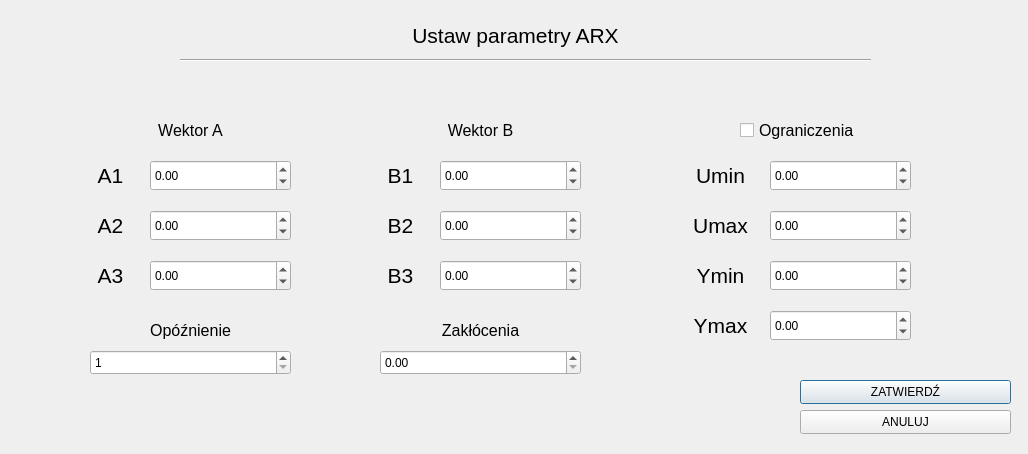
Above: ui/arx_set_param.ui from KacperSkowronski33/PKPROJEKT before the change. Below: the same form after it.
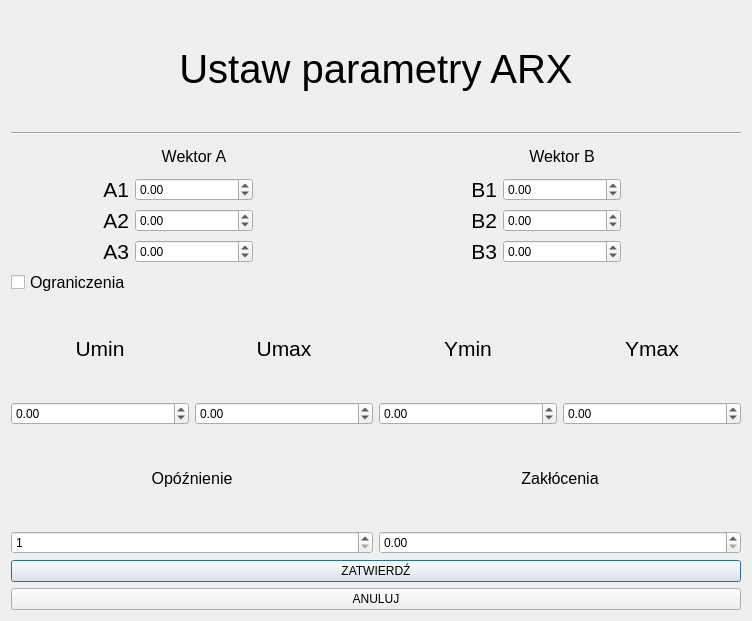
That is the form after the change.

Diff of the .ui file:
```diff
--- a/ui/arx_set_param.ui
+++ b/ui/arx_set_param.ui
@@ -6,541 +6,425 @@
    <rect>
     <x>0</x>
     <y>0</y>
-    <width>1028</width>
-    <height>454</height>
+    <width>752</width>
+    <height>621</height>
    </rect>
   </property>
   <property name="windowTitle">
    <string>Dialog</string>
   </property>
-  <widget class="Line" name="line">
-   <property name="geometry">
-    <rect>
-     <x>180</x>
-     <y>50</y>
-     <width>691</width>
-     <height>20</height>
-    </rect>
-   </property>
-   <property name="orientation">
-    <enum>Qt::Horizontal</enum>
-   </property>
-  </widget>
-  <widget class="QLabel" name="label">
-   <property name="geometry">
-    <rect>
-     <x>330</x>
-     <y>10</y>
-     <width>371</width>
-     <height>51</height>
-    </rect>
-   </property>
-   <property name="font">
-    <font>
-     <pointsize>16</pointsize>
-    </font>
-   </property>
-   <property name="text">
-    <string>Ustaw parametry ARX</string>
-   </property>
-   <property name="alignment">
-    <set>Qt::AlignCenter</set>
-   </property>
-  </widget>
-  <widget class="QLabel" name="label_2">
-   <property name="geometry">
-    <rect>
-     <x>90</x>
-     <y>110</y>
-     <width>201</width>
-     <height>41</height>
-    </rect>
-   </property>
-   <property name="font">
-    <font>
-     <pointsize>12</pointsize>
-    </font>
-   </property>
-   <property name="text">
-    <string>Wektor A</string>
-   </property>
-   <property name="alignment">
-    <set>Qt::AlignCenter</set>
-   </property>
-  </widget>
-  <widget class="QLabel" name="label_3">
-   <property name="geometry">
-    <rect>
-     <x>380</x>
-     <y>110</y>
-     <width>201</width>
-     <height>41</height>
-    </rect>
-   </property>
-   <property name="font">
-    <font>
-     <pointsize>12</pointsize>
-    </font>
-   </property>
-   <property name="text">
-    <string>Wektor B</string>
-   </property>
-   <property name="alignment">
-    <set>Qt::AlignCenter</set>
-   </property>
-  </widget>
-  <widget class="QLabel" name="label_4">
-   <property name="geometry">
-    <rect>
-     <x>90</x>
-     <y>160</y>
-     <width>41</width>
-     <height>31</height>
-    </rect>
-   </property>
-   <property name="font">
-    <font>
-     <pointsize>16</pointsize>
-    </font>
-   </property>
-   <property name="text">
-    <string>A1</string>
-   </property>
-   <property name="alignment">
-    <set>Qt::AlignCenter</set>
-   </property>
-  </widget>
-  <widget class="QLabel" name="label_5">
-   <property name="geometry">
-    <rect>
-     <x>90</x>
-     <y>210</y>
-     <width>41</width>
-     <height>31</height>
-    </rect>
-   </property>
-   <property name="font">
-    <font>
-     <pointsize>16</pointsize>
-    </font>
-   </property>
-   <property name="text">
-    <string>A2</string>
-   </property>
-   <property name="alignment">
-    <set>Qt::AlignCenter</set>
-   </property>
-  </widget>
-  <widget class="QLabel" name="label_6">
-   <property name="geometry">
-    <rect>
-     <x>90</x>
-     <y>260</y>
-     <width>41</width>
-     <height>31</height>
-    </rect>
-   </property>
-   <property name="font">
-    <font>
-     <pointsize>16</pointsize>
-    </font>
-   </property>
-   <property name="text">
-    <string>A3</string>
-   </property>
-   <property name="alignment">
-    <set>Qt::AlignCenter</set>
-   </property>
-  </widget>
-  <widget class="QLabel" name="label_7">
-   <property name="geometry">
-    <rect>
-     <x>380</x>
-     <y>160</y>
-     <width>41</width>
-     <height>31</height>
-    </rect>
-   </property>
-   <property name="font">
-    <font>
-     <pointsize>16</pointsize>
-    </font>
-   </property>
-   <property name="text">
-    <string>B1</string>
-   </property>
-   <property name="alignment">
-    <set>Qt::AlignCenter</set>
-   </property>
-  </widget>
-  <widget class="QLabel" name="label_8">
-   <property name="geometry">
-    <rect>
-     <x>380</x>
-     <y>210</y>
-     <width>41</width>
-     <height>31</height>
-    </rect>
-   </property>
-   <property name="font">
-    <font>
-     <pointsize>16</pointsize>
-    </font>
-   </property>
-   <property name="text">
-    <string>B2</string>
-   </property>
-   <property name="alignment">
-    <set>Qt::AlignCenter</set>
-   </property>
-  </widget>
-  <widget class="QLabel" name="label_9">
-   <property name="geometry">
-    <rect>
-     <x>380</x>
-     <y>260</y>
-     <width>41</width>
-     <height>31</height>
-    </rect>
-   </property>
-   <property name="font">
-    <font>
-     <pointsize>16</pointsize>
-    </font>
-   </property>
-   <property name="text">
-    <string>B3</string>
-   </property>
-   <property name="alignment">
-    <set>Qt::AlignCenter</set>
-   </property>
-  </widget>
-  <widget class="QDoubleSpinBox" name="a1_param">
-   <property name="geometry">
-    <rect>
-     <x>150</x>
-     <y>160</y>
-     <width>141</width>
-     <height>31</height>
-    </rect>
-   </property>
-   <property name="minimum">
-    <double>-99.989999999999995</double>
-   </property>
-  </widget>
-  <widget class="QDoubleSpinBox" name="a2_param">
-   <property name="geometry">
-    <rect>
-     <x>150</x>
-     <y>210</y>
-     <width>141</width>
-     <height>31</height>
-    </rect>
-   </property>
-   <property name="minimum">
-    <double>-99.989999999999995</double>
-   </property>
-  </widget>
-  <widget class="QDoubleSpinBox" name="a3_param">
-   <property name="geometry">
-    <rect>
-     <x>150</x>
-     <y>260</y>
-     <width>141</width>
-     <height>31</height>
-    </rect>
-   </property>
-   <property name="minimum">
-    <double>-99.989999999999995</double>
-   </property>
-  </widget>
-  <widget class="QDoubleSpinBox" name="b3_param">
-   <property name="geometry">
-    <rect>
-     <x>440</x>
-     <y>260</y>
-     <width>141</width>
-     <height>31</height>
-    </rect>
-   </property>
-   <property name="minimum">
-    <double>-99.989999999999995</double>
-   </property>
-  </widget>
-  <widget class="QDoubleSpinBox" name="b2_param">
-   <property name="geometry">
-    <rect>
-     <x>440</x>
-     <y>210</y>
-     <width>141</width>
-     <height>31</height>
-    </rect>
-   </property>
-   <property name="minimum">
-    <double>-99.989999999999995</double>
-   </property>
-  </widget>
-  <widget class="QDoubleSpinBox" name="b1_param">
-   <property name="geometry">
-    <rect>
-     <x>440</x>
-     <y>160</y>
-     <width>141</width>
-     <height>31</height>
-    </rect>
-   </property>
-   <property name="minimum">
-    <double>-99.989999999999995</double>
-   </property>
-  </widget>
-  <widget class="QLabel" name="label_10">
-   <property name="geometry">
-    <rect>
-     <x>90</x>
-     <y>320</y>
-     <width>201</width>
-     <height>21</height>
-    </rect>
-   </property>
-   <property name="font">
-    <font>
-     <pointsize>12</pointsize>
-    </font>
-   </property>
-   <property name="text">
-    <string>Opóźnienie</string>
-   </property>
-   <property name="alignment">
-    <set>Qt::AlignCenter</set>
-   </property>
-  </widget>
-  <widget class="QLabel" name="label_11">
-   <property name="geometry">
-    <rect>
-     <x>380</x>
-     <y>320</y>
-     <width>201</width>
-     <height>21</height>
-    </rect>
-   </property>
-   <property name="font">
-    <font>
-     <pointsize>12</pointsize>
-    </font>
-   </property>
-   <property name="text">
-    <string>Zakłócenia</string>
-   </property>
-   <property name="alignment">
-    <set>Qt::AlignCenter</set>
-   </property>
-  </widget>
-  <widget class="QSpinBox" name="opoznienie_param">
-   <property name="geometry">
-    <rect>
-     <x>90</x>
-     <y>350</y>
-     <width>201</width>
-     <height>25</height>
-    </rect>
-   </property>
-   <property name="minimum">
-    <number>1</number>
-   </property>
-  </widget>
-  <widget class="QDoubleSpinBox" name="zaklocenia_param">
-   <property name="geometry">
-    <rect>
-     <x>380</x>
-     <y>350</y>
-     <width>201</width>
-     <height>25</height>
-    </rect>
-   </property>
-  </widget>
-  <widget class="QLabel" name="label_12">
-   <property name="geometry">
-    <rect>
-     <x>690</x>
-     <y>160</y>
-     <width>61</width>
-     <height>31</height>
-    </rect>
-   </property>
-   <property name="font">
-    <font>
-     <pointsize>16</pointsize>
-    </font>
-   </property>
-   <property name="text">
-    <string>Umin</string>
-   </property>
-   <property name="alignment">
-    <set>Qt::AlignCenter</set>
-   </property>
-  </widget>
-  <widget class="QLabel" name="label_13">
-   <property name="geometry">
-    <rect>
-     <x>690</x>
-     <y>260</y>
-     <width>61</width>
-     <height>31</height>
-    </rect>
-   </property>
-   <property name="font">
-    <font>
-     <pointsize>16</pointsize>
-    </font>
-   </property>
-   <property name="text">
-    <string>Ymin</string>
-   </property>
-   <property name="alignment">
-    <set>Qt::AlignCenter</set>
-   </property>
-  </widget>
-  <widget class="QLabel" name="label_15">
-   <property name="geometry">
-    <rect>
-     <x>690</x>
-     <y>210</y>
-     <width>61</width>
-     <height>31</height>
-    </rect>
-   </property>
-   <property name="font">
-    <font>
-     <pointsize>16</pointsize>
-    </font>
-   </property>
-   <property name="text">
-    <string>Umax</string>
-   </property>
-   <property name="alignment">
-    <set>Qt::AlignCenter</set>
-   </property>
-  </widget>
-  <widget class="QDoubleSpinBox" name="umax_param">
-   <property name="geometry">
-    <rect>
-     <x>770</x>
-     <y>210</y>
-     <width>141</width>
-     <height>31</height>
-    </rect>
-   </property>
-   <property name="minimum">
-    <double>-99.989999999999995</double>
-   </property>
-  </widget>
-  <widget class="QDoubleSpinBox" name="ymin_param">
-   <property name="geometry">
-    <rect>
-     <x>770</x>
-     <y>260</y>
-     <width>141</width>
-     <height>31</height>
-    </rect>
-   </property>
-   <property name="minimum">
-    <double>-99.989999999999995</double>
-   </property>
-  </widget>
-  <widget class="QDoubleSpinBox" name="umin_param">
-   <property name="enabled">
-    <bool>true</bool>
-   </property>
-   <property name="geometry">
-    <rect>
-     <x>770</x>
-     <y>160</y>
-     <width>141</width>
-     <height>31</height>
-    </rect>
-   </property>
-   <property name="minimum">
-    <double>-99.989999999999995</double>
-   </property>
-  </widget>
-  <widget class="QDoubleSpinBox" name="ymax_param">
-   <property name="geometry">
-    <rect>
-     <x>770</x>
-     <y>310</y>
-     <width>141</width>
-     <height>31</height>
-    </rect>
-   </property>
-   <property name="minimum">
-    <double>-99.989999999999995</double>
-   </property>
-  </widget>
-  <widget class="QLabel" name="label_16">
-   <property name="geometry">
-    <rect>
-     <x>690</x>
-     <y>310</y>
-     <width>61</width>
-     <height>31</height>
-    </rect>
-   </property>
-   <property name="font">
-    <font>
-     <pointsize>16</pointsize>
-    </font>
-   </property>
-   <property name="text">
-    <string>Ymax</string>
-   </property>
-   <property name="alignment">
-    <set>Qt::AlignCenter</set>
-   </property>
-  </widget>
-  <widget class="QPushButton" name="zatwierdz_button">
-   <property name="geometry">
-    <rect>
-     <x>800</x>
-     <y>380</y>
-     <width>211</width>
-     <height>24</height>
-    </rect>
-   </property>
-   <property name="text">
-    <string>ZATWIERDŹ</string>
-   </property>
-  </widget>
-  <widget class="QPushButton" name="anuluj_button">
-   <property name="geometry">
-    <rect>
-     <x>800</x>
-     <y>410</y>
-     <width>211</width>
-     <height>24</height>
-    </rect>
-   </property>
-   <property name="text">
-    <string>ANULUJ</string>
-   </property>
-  </widget>
-  <widget class="QCheckBox" name="czyLimit_check">
-   <property name="geometry">
-    <rect>
-     <x>740</x>
-     <y>110</y>
-     <width>141</width>
-     <height>41</height>
-    </rect>
-   </property>
-   <property name="font">
-    <font>
-     <pointsize>12</pointsize>
-    </font>
-   </property>
-   <property name="text">
-    <string>Ograniczenia</string>
-   </property>
-  </widget>
+  <layout class="QGridLayout" name="gridLayout_8">
+   <item row="0" column="0">
+    <layout class="QGridLayout" name="gridLayout_7">
+     <item row="3" column="0" colspan="2">
+      <layout class="QGridLayout" name="gridLayout">
+       <item row="0" column="3">
+        <widget class="QLabel" name="label_16">
+         <property name="font">
+          <font>
+           <pointsize>16</pointsize>
+          </font>
+         </property>
+         <property name="text">
+          <string>Ymax</string>
+         </property>
+         <property name="alignment">
+          <set>Qt::AlignCenter</set>
+         </property>
+        </widget>
+       </item>
+       <item row="1" column="1">
+        <widget class="QDoubleSpinBox" name="umax_param">
+         <property name="minimum">
+          <double>-99.989999999999995</double>
+         </property>
+        </widget>
+       </item>
+       <item row="0" column="2">
+        <widget class="QLabel" name="label_13">
+         <property name="font">
+          <font>
+           <pointsize>16</pointsize>
+          </font>
+         </property>
+         <property name="text">
+          <string>Ymin</string>
+         </property>
+         <property name="alignment">
+          <set>Qt::AlignCenter</set>
+         </property>
+        </widget>
+       </item>
+       <item row="1" column="2">
+        <widget class="QDoubleSpinBox" name="ymin_param">
+         <property name="minimum">
+          <double>-99.989999999999995</double>
+         </property>
+        </widget>
+       </item>
+       <item row="1" column="3">
+        <widget class="QDoubleSpinBox" name="ymax_param">
+         <property name="minimum">
+          <double>-99.989999999999995</double>
+         </property>
+        </widget>
+       </item>
+       <item row="0" column="0">
+        <widget class="QLabel" name="label_12">
+         <property name="font">
+          <font>
+           <pointsize>16</pointsize>
+          </font>
+         </property>
+         <property name="text">
+          <string>Umin</string>
+         </property>
+         <property name="alignment">
+          <set>Qt::AlignCenter</set>
+         </property>
+        </widget>
+       </item>
+       <item row="1" column="0">
+        <widget class="QDoubleSpinBox" name="umin_param">
+         <property name="enabled">
+          <bool>true</bool>
+         </property>
+         <property name="minimum">
+          <double>-99.989999999999995</double>
+         </property>
+        </widget>
+       </item>
+       <item row="0" column="1">
+        <widget class="QLabel" name="label_15">
+         <property name="font">
+          <font>
+           <pointsize>16</pointsize>
+          </font>
+         </property>
+         <property name="text">
+          <string>Umax</string>
+         </property>
+         <property name="alignment">
+          <set>Qt::AlignCenter</set>
+         </property>
+        </widget>
+       </item>
+      </layout>
+     </item>
+     <item row="0" column="0" colspan="2">
+      <layout class="QGridLayout" name="gridLayout_4">
+       <item row="0" column="0">
+        <widget class="QLabel" name="label">
+         <property name="font">
+          <font>
+           <pointsize>30</pointsize>
+          </font>
+         </property>
+         <property name="text">
+          <string>Ustaw parametry ARX</string>
+         </property>
+         <property name="textFormat">
+          <enum>Qt::AutoText</enum>
+         </property>
+         <property name="alignment">
+          <set>Qt::AlignCenter</set>
+         </property>
+        </widget>
+       </item>
+       <item row="1" column="0">
+        <widget class="Line" name="line">
+         <property name="orientation">
+          <enum>Qt::Horizontal</enum>
+         </property>
+        </widget>
+       </item>
+      </layout>
+     </item>
+     <item row="2" column="0" colspan="2">
+      <widget class="QCheckBox" name="czyLimit_check">
+       <property name="font">
+        <font>
+         <pointsize>12</pointsize>
+        </font>
+       </property>
+       <property name="layoutDirection">
+        <enum>Qt::LeftToRight</enum>
+       </property>
+       <property name="text">
+        <string>Ograniczenia</string>
+       </property>
+       <property name="tristate">
+        <bool>false</bool>
+       </property>
+      </widget>
+     </item>
+     <item row="5" column="0" colspan="2">
+      <layout class="QGridLayout" name="gridLayout_5">
+       <item row="0" column="0">
+        <widget class="QPushButton" name="zatwierdz_button">
+         <property name="text">
+          <string>ZATWIERDŹ</string>
+         </property>
+        </widget>
+       </item>
+       <item row="1" column="0">
+        <widget class="QPushButton" name="anuluj_button">
+         <property name="text">
+          <string>ANULUJ</string>
+         </property>
+        </widget>
+       </item>
+      </layout>
+     </item>
+     <item row="1" column="0">
+      <layout class="QGridLayout" name="gridLayout_2">
+       <item row="4" column="1">
+        <widget class="QDoubleSpinBox" name="a3_param">
+         <property name="minimum">
+          <double>-99.989999999999995</double>
+         </property>
+        </widget>
+       </item>
+       <item row="2" column="1">
+        <widget class="QDoubleSpinBox" name="a1_param">
+         <property name="minimum">
+          <double>-99.989999999999995</double>
+         </property>
+        </widget>
+       </item>
+       <item row="2" column="2">
+        <spacer name="horizontalSpacer">
+         <property name="orientation">
+          <enum>Qt::Horizontal</enum>
+         </property>
+         <property name="sizeType">
+          <enum>QSizePolicy::Fixed</enum>
+         </property>
+         <property name="sizeHint" stdset="0">
+          <size>
+           <width>120</width>
+           <height>20</height>
+          </size>
+         </property>
+        </spacer>
+       </item>
+       <item row="4" column="0">
+        <widget class="QLabel" name="label_6">
+         <property name="font">
+          <font>
+           <pointsize>16</pointsize>
+          </font>
+         </property>
+         <property name="text">
+          <string>A3</string>
+         </property>
+         <property name="alignment">
+          <set>Qt::AlignRight|Qt::AlignTrailing|Qt::AlignVCenter</set>
+         </property>
+        </widget>
+       </item>
+       <item row="3" column="1">
+        <widget class="QDoubleSpinBox" name="a2_param">
+         <property name="minimum">
+          <double>-99.989999999999995</double>
+         </property>
+        </widget>
+       </item>
+       <item row="3" column="0">
+        <widget class="QLabel" name="label_5">
+         <property name="font">
+          <font>
+           <pointsize>16</pointsize>
+          </font>
+         </property>
+         <property name="text">
+          <string>A2</string>
+         </property>
+         <property name="alignment">
+          <set>Qt::AlignRight|Qt::AlignTrailing|Qt::AlignVCenter</set>
+         </property>
+        </widget>
+       </item>
+       <item row="2" column="0">
+        <widget class="QLabel" name="label_4">
+         <property name="font">
+          <font>
+           <pointsize>16</pointsize>
+          </font>
+         </property>
+         <property name="text">
+          <string>A1</string>
+         </property>
+         <property name="alignment">
+          <set>Qt::AlignRight|Qt::AlignTrailing|Qt::AlignVCenter</set>
+         </property>
+        </widget>
+       </item>
+       <item row="1" column="1">
+        <widget class="QLabel" name="label_2">
+         <property name="font">
+          <font>
+           <pointsize>12</pointsize>
+          </font>
+         </property>
+         <property name="text">
+          <string>Wektor A</string>
+         </property>
+         <property name="alignment">
+          <set>Qt::AlignCenter</set>
+         </property>
+        </widget>
+       </item>
+      </layout>
+     </item>
+     <item row="4" column="0" colspan="2">
+      <layout class="QGridLayout" name="gridLayout_6">
+       <item row="1" column="0">
+        <widget class="QSpinBox" name="opoznienie_param">
+         <property name="minimum">
+          <number>1</number>
+         </property>
+        </widget>
+       </item>
+       <item row="0" column="1">
+        <widget class="QLabel" name="label_11">
+         <property name="font">
+          <font>
+           <pointsize>12</pointsize>
+          </font>
+         </property>
+         <property name="text">
+          <string>Zakłócenia</string>
+         </property>
+         <property name="alignment">
+          <set>Qt::AlignCenter</set>
+         </property>
+        </widget>
+       </item>
+       <item row="0" column="0">
+        <widget class="QLabel" name="label_10">
+         <property name="font">
+          <font>
+           <pointsize>12</pointsize>
+          </font>
+         </property>
+         <property name="text">
+          <string>Opóźnienie</string>
+         </property>
+         <property name="alignment">
+          <set>Qt::AlignCenter</set>
+         </property>
+        </widget>
+       </item>
+       <item row="1" column="1">
+        <widget class="QDoubleSpinBox" name="zaklocenia_param"/>
+       </item>
+      </layout>
+     </item>
+     <item row="1" column="1">
+      <layout class="QGridLayout" name="gridLayout_3">
+       <item row="4" column="0">
+        <widget class="QLabel" name="label_9">
+         <property name="font">
+          <font>
+           <pointsize>16</pointsize>
+          </font>
+         </property>
+         <property name="text">
+          <string>B3</string>
+         </property>
+         <property name="alignment">
+          <set>Qt::AlignRight|Qt::AlignTrailing|Qt::AlignVCenter</set>
+         </property>
+        </widget>
+       </item>
+       <item row="2" column="1">
+        <widget class="QDoubleSpinBox" name="b1_param">
+         <property name="minimum">
+          <double>-99.989999999999995</double>
+         </property>
+        </widget>
+       </item>
+       <item row="2" column="2">
+        <spacer name="horizontalSpacer_2">
+         <property name="orientation">
+          <enum>Qt::Horizontal</enum>
+         </property>
+         <property name="sizeType">
+          <enum>QSizePolicy::Fixed</enum>
+         </property>
+         <property name="sizeHint" stdset="0">
+          <size>
+           <width>120</width>
+           <height>20</height>
+          </size>
+         </property>
+        </spacer>
+       </item>
+       <item row="4" column="1">
+        <widget class="QDoubleSpinBox" name="b3_param">
+         <property name="minimum">
+          <double>-99.989999999999995</double>
+         </property>
+        </widget>
+       </item>
+       <item row="3" column="1">
+        <widget class="QDoubleSpinBox" name="b2_param">
+         <property name="minimum">
+          <double>-99.989999999999995</double>
+         </property>
+        </widget>
+       </item>
+       <item row="3" column="0">
+        <widget class="QLabel" name="label_8">
+         <property name="font">
+          <font>
+           <pointsize>16</pointsize>
+          </font>
+         </property>
+         <property name="text">
+          <string>B2</string>
+         </property>
+         <property name="alignment">
+          <set>Qt::AlignRight|Qt::AlignTrailing|Qt::AlignVCenter</set>
+         </property>
+        </widget>
+       </item>
+       <item row="2" column="0">
+        <widget class="QLabel" name="label_7">
+         <property name="font">
+          <font>
+           <pointsize>16</pointsize>
+          </font>
+         </property>
+         <property name="text">
+          <string>B1</string>
+         </property>
+         <property name="alignment">
+          <set>Qt::AlignRight|Qt::AlignTrailing|Qt::AlignVCenter</set>
+         </property>
+        </widget>
+       </item>
+       <item row="1" column="1">
+        <widget class="QLabel" name="label_3">
+         <property name="font">
+          <font>
+           <pointsize>12</pointsize>
+          </font>
+         </property>
+         <property name="text">
+          <string>Wektor B</string>
+         </property>
+         <property name="alignment">
+          <set>Qt::AlignCenter</set>
+         </property>
+        </widget>
+       </item>
+      </layout>
+     </item>
+    </layout>
+   </item>
+  </layout>
  </widget>
  <resources/>
  <connections/>
```
